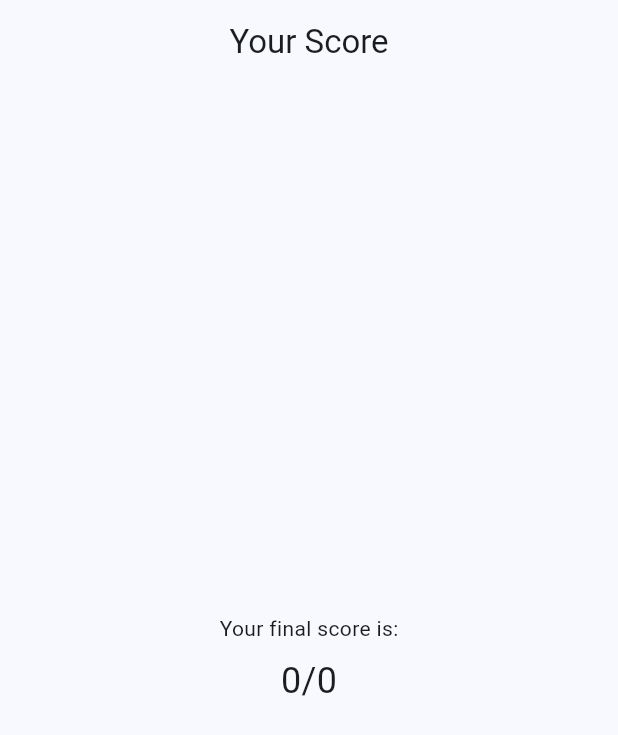
After one commit to MananGandhi1810/quiz-app, a Flutter app: the EndPage screen opened directly, on a phone screen of 412 x 824 dp. The commit adds this screen. Shown: the top 735 px of the screen. Run offline on Flutter 3.47's test engine with Material 3 defaults, Android fonts, the phone set to English and light mode, and no system bars.

Commit message:
Create end page

```diff
--- /dev/null
+++ b/lib/presentation/end_page.dart
@@ -0,0 +1,32 @@
+import 'package:flutter/material.dart';
+import 'package:provider/provider.dart';
+import 'package:quiz_app/providers/score_provider.dart';
+
+class EndPage extends StatelessWidget {
+  const EndPage({super.key});
+
+  @override
+  Widget build(BuildContext context) {
+    return Scaffold(
+      appBar: AppBar(
+        title: Text("Your Score"),
+        centerTitle: true,
+      ),
+      body: Center(
+        child: Column(
+          mainAxisAlignment: MainAxisAlignment.center,
+          children: [
+            Text("Your final score is:"),
+            Padding(
+              padding: EdgeInsets.all(4),
+            ),
+            Text(
+              "${context.watch<ScoreProvider>().correct}/${context.watch<ScoreProvider>().total}",
+              style: TextStyle(fontSize: 24),
+            ),
+          ],
+        ),
+      ),
+    );
+  }
+}
--- a/lib/presentation/question_page.dart
+++ b/lib/presentation/question_page.dart
@@ -1,6 +1,7 @@
 import 'package:flutter/material.dart';
 import 'package:provider/provider.dart';
 import 'package:quiz_app/models/question_model.dart';
+import 'package:quiz_app/presentation/end_page.dart';
 import 'package:quiz_app/providers/question_provider.dart';
 import 'package:quiz_app/providers/score_provider.dart';
 
@@ -111,7 +112,16 @@ class _QuestionPageState extends State<QuestionPage> {
                     mainAxisAlignment: MainAxisAlignment.spaceBetween,
                     children: [
                       ElevatedButton(
-                        onPressed: () {},
+                        onPressed: () {
+                          if (_submittedAnswer == null) {
+                            return;
+                          }
+                          Navigator.of(context).pushReplacement(
+                            MaterialPageRoute(
+                              builder: (_) => EndPage(),
+                            ),
+                          );
+                        },
                         child: Text("End"),
                       ),
                       ElevatedButton(
```
